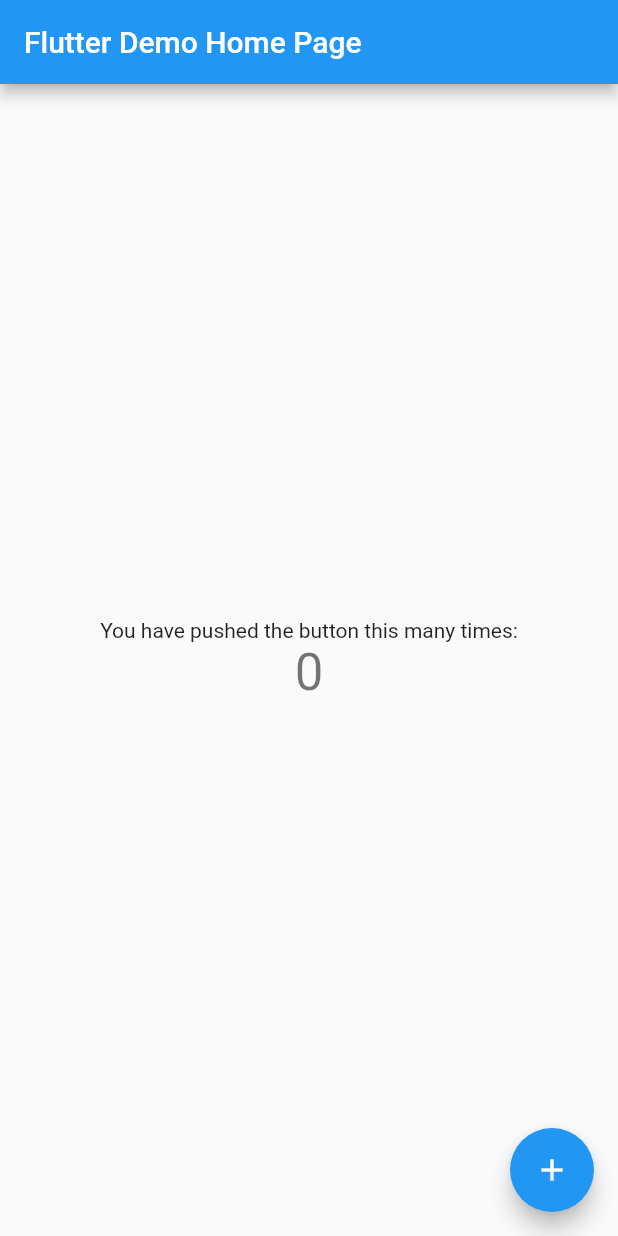
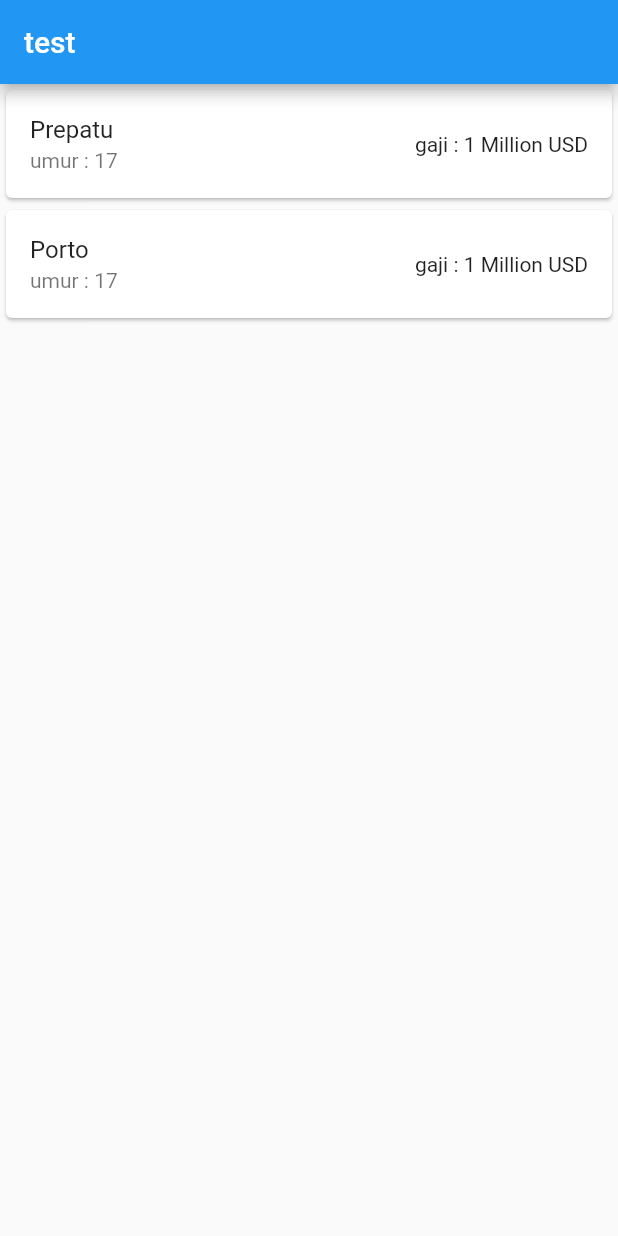
Before and after one commit to godofsleepy/Flutter-Assignment, a Flutter app: the screen it shows after launch, on a phone screen of 412 x 824 dp. Run offline on Flutter 3.47's test engine with Material 2 defaults, Android fonts, the phone set to English and light mode, and no system bars.

Commit message:
init tugas

```diff
--- a/lib/main.dart
+++ b/lib/main.dart
@@ -1,4 +1,6 @@
 import 'package:flutter/material.dart';
+import 'package:flutter_assignment/page/employee_screen.dart';
+
 
 void main() {
   runApp(MyApp());
@@ -11,107 +13,95 @@ class MyApp extends StatelessWidget {
     return MaterialApp(
       title: 'Flutter Demo',
       theme: ThemeData(
-        // This is the theme of your application.
-        //
-        // Try running your application with "flutter run". You'll see the
-        // application has a blue toolbar. Then, without quitting the app, try
-        // changing the primarySwatch below to Colors.green and then invoke
-        // "hot reload" (press "r" in the console where you ran "flutter run",
-        // or simply save your changes to "hot reload" in a Flutter IDE).
-        // Notice that the counter didn't reset back to zero; the application
-        // is not restarted.
         primarySwatch: Colors.blue,
-        // This makes the visual density adapt to the platform that you run
-        // the app on. For desktop platforms, the controls will be smaller and
-        // closer together (more dense) than on mobile platforms.
         visualDensity: VisualDensity.adaptivePlatformDensity,
       ),
-      home: MyHomePage(title: 'Flutter Demo Home Page'),
+      home: Employee(),
     );
   }
 }
 
-class MyHomePage extends StatefulWidget {
-  MyHomePage({Key key, this.title}) : super(key: key);
+// class MyHomePage extends StatefulWidget {
+//   MyHomePage({Key key, this.title}) : super(key: key);
 
-  // This widget is the home page of your application. It is stateful, meaning
-  // that it has a State object (defined below) that contains fields that affect
-  // how it looks.
+//   // This widget is the home page of your application. It is stateful, meaning
+//   // that it has a State object (defined below) that contains fields that affect
+//   // how it looks.
 
-  // This class is the configuration for the state. It holds the values (in this
-  // case the title) provided by the parent (in this case the App widget) and
-  // used by the build method of the State. Fields in a Widget subclass are
-  // always marked "final".
+//   // This class is the configuration for the state. It holds the values (in this
+//   // case the title) provided by the parent (in this case the App widget) and
+//   // used by the build method of the State. Fields in a Widget subclass are
+//   // always marked "final".
 
-  final String title;
+//   final String title;
 
-  @override
-  _MyHomePageState createState() => _MyHomePageState();
-}
+//   @override
+//   _MyHomePageState createState() => _MyHomePageState();
+// }
 
-class _MyHomePageState extends State<MyHomePage> {
-  int _counter = 0;
+// class _MyHomePageState extends State<MyHomePage> {
+//   int _counter = 0;
 
-  void _incrementCounter() {
-    setState(() {
-      // This call to setState tells the Flutter framework that something has
-      // changed in this State, which causes it to rerun the build method below
-      // so that the display can reflect the updated values. If we changed
-      // _counter without calling setState(), then the build method would not be
-      // called again, and so nothing would appear to happen.
-      _counter++;
-    });
-  }
+//   void _incrementCounter() {
+//     setState(() {
+//       // This call to setState tells the Flutter framework that something has
+//       // changed in this State, which causes it to rerun the build method below
+//       // so that the display can reflect the updated values. If we changed
+//       // _counter without calling setState(), then the build method would not be
+//       // called again, and so nothing would appear to happen.
+//       _counter++;
+//     });
+//   }
 
-  @override
-  Widget build(BuildContext context) {
-    // This method is rerun every time setState is called, for instance as done
-    // by the _incrementCounter method above.
-    //
-    // The Flutter framework has been optimized to make rerunning build methods
-    // fast, so that you can just rebuild anything that needs updating rather
-    // than having to individually change instances of widgets.
-    return Scaffold(
-      appBar: AppBar(
-        // Here we take the value from the MyHomePage object that was created by
-        // the App.build method, and use it to set our appbar title.
-        title: Text(widget.title),
-      ),
-      body: Center(
-        // Center is a layout widget. It takes a single child and positions it
-        // in the middle of the parent.
-        child: Column(
-          // Column is also a layout widget. It takes a list of children and
-          // arranges them vertically. By default, it sizes itself to fit its
-          // children horizontally, and tries to be as tall as its parent.
-          //
-          // Invoke "debug painting" (press "p" in the console, choose the
-          // "Toggle Debug Paint" action from the Flutter Inspector in Android
-          // Studio, or the "Toggle Debug Paint" command in Visual Studio Code)
-          // to see the wireframe for each widget.
-          //
-          // Column has various properties to control how it sizes itself and
-          // how it positions its children. Here we use mainAxisAlignment to
-          // center the children vertically; the main axis here is the vertical
-          // axis because Columns are vertical (the cross axis would be
-          // horizontal).
-          mainAxisAlignment: MainAxisAlignment.center,
-          children: <Widget>[
-            Text(
-              'You have pushed the button this many times:',
-            ),
-            Text(
-              '$_counter',
-              style: Theme.of(context).textTheme.headline4,
-            ),
-          ],
-        ),
-      ),
-      floatingActionButton: FloatingActionButton(
-        onPressed: _incrementCounter,
-        tooltip: 'Increment',
-        child: Icon(Icons.add),
-      ), // This trailing comma makes auto-formatting nicer for build methods.
-    );
-  }
-}
+//   @override
+//   Widget build(BuildContext context) {
+//     // This method is rerun every time setState is called, for instance as done
+//     // by the _incrementCounter method above.
+//     //
+//     // The Flutter framework has been optimized to make rerunning build methods
+//     // fast, so that you can just rebuild anything that needs updating rather
+//     // than having to individually change instances of widgets.
+//     return Scaffold(
+//       appBar: AppBar(
+//         // Here we take the value from the MyHomePage object that was created by
+//         // the App.build method, and use it to set our appbar title.
+//         title: Text(widget.title),
+//       ),
+//       body: Center(
+//         // Center is a layout widget. It takes a single child and positions it
+//         // in the middle of the parent.
+//         child: Column(
+//           // Column is also a layout widget. It takes a list of children and
+//           // arranges them vertically. By default, it sizes itself to fit its
+//           // children horizontally, and tries to be as tall as its parent.
+//           //
+//           // Invoke "debug painting" (press "p" in the console, choose the
+//           // "Toggle Debug Paint" action from the Flutter Inspector in Android
+//           // Studio, or the "Toggle Debug Paint" command in Visual Studio Code)
+//           // to see the wireframe for each widget.
+//           //
+//           // Column has various properties to control how it sizes itself and
+//           // how it positions its children. Here we use mainAxisAlignment to
+//           // center the children vertically; the main axis here is the vertical
+//           // axis because Columns are vertical (the cross axis would be
+//           // horizontal).
+//           mainAxisAlignment: MainAxisAlignment.center,
+//           children: <Widget>[
+//             Text(
+//               'You have pushed the button this many times:',
+//             ),
+//             Text(
+//               '$_counter',
+//               style: Theme.of(context).textTheme.headline4,
+//             ),
+//           ],
+//         ),
+//       ),
+//       floatingActionButton: FloatingActionButton(
+//         onPressed: _incrementCounter,
+//         tooltip: 'Increment',
+//         child: Icon(Icons.add),
+//       ), // This trailing comma makes auto-formatting nicer for build methods.
+//     );
+//   }
+// }
--- /dev/null
+++ b/lib/model/employee_model.dart
@@ -0,0 +1,43 @@
+import 'dart:convert';
+
+class EmployeeModel {
+  String id;
+  String name;
+  String salary;
+  String age;
+  String img;
+  EmployeeModel({
+    this.id,
+    this.name,
+    this.salary,
+    this.age,
+    this.img,
+  });
+
+
+  Map<String, dynamic> toMap() {
+    return {
+      'id': id,
+      'name': name,
+      'salary': salary,
+      'age': age,
+      'img': img,
+    };
+  }
+
+  factory EmployeeModel.fromMap(Map<String, dynamic> map) {
+    if (map == null) return null;
+
+    return EmployeeModel(
+      id: map['id'],
+      name: map['name'],
+      salary: map['salary'],
+      age: map['age'],
+      img: map['img'],
+    );
+  }
+
+  String toJson() => json.encode(toMap());
+
+  factory EmployeeModel.fromJson(String source) => EmployeeModel.fromMap(json.decode(source));
+}
--- /dev/null
+++ b/lib/page/employee_screen.dart
@@ -0,0 +1,45 @@
+import 'package:flutter/material.dart';
+import 'package:flutter_assignment/model/employee_model.dart';
+
+class Employee extends StatefulWidget {
+  @override
+  _EmployeeState createState() => _EmployeeState();
+}
+
+class _EmployeeState extends State<Employee> {
+  List<EmployeeModel> _data = [
+    EmployeeModel(
+      age: "17",
+      img: "",
+      id: "1",
+      name: "Prepatu",
+      salary: "1 Million USD",
+    ),
+    EmployeeModel(
+      age: "17",
+      img: "",
+      id: "1",
+      name: "Porto",
+      salary: "1 Million USD",
+    ),
+  ];
+
+  @override
+  Widget build(BuildContext context) {
+    return Scaffold(
+      appBar: AppBar(
+        title: Text("test"),
+      ),
+      body: ListView.builder(
+        itemCount: _data.length,
+        itemBuilder: (BuildContext context, int index) => Card(
+          child: ListTile(
+            title: Text(_data[index].name),
+            subtitle: Text("umur : ${_data[index].age}"),
+            trailing: Text("gaji : ${_data[index].salary}"),
+          ),
+        ),
+      ),
+    );
+  }
+}
```
Also changed, not shown: pubspec.yaml (+3 -7 lines), 1 other file.
